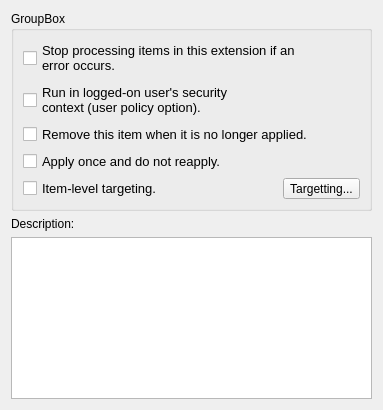
This is src/plugins/preferences/common/commonwidget.ui in august-alt/gpui as Qt 5 draws it before an edit. The edited form follows.
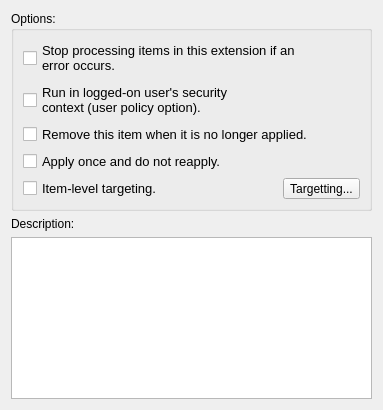
This is the edited form.

What changed in the file:
```diff
--- a/src/plugins/preferences/common/commonwidget.ui
+++ b/src/plugins/preferences/common/commonwidget.ui
@@ -17,7 +17,7 @@
    <item row="0" column="0">
     <widget class="QGroupBox" name="groupBox">
      <property name="title">
-      <string>GroupBox</string>
+      <string>Options:</string>
      </property>
      <layout class="QVBoxLayout" name="verticalLayout">
       <item>
```
Left out of the diff: 18 changed lines with no effect on the pictures.
